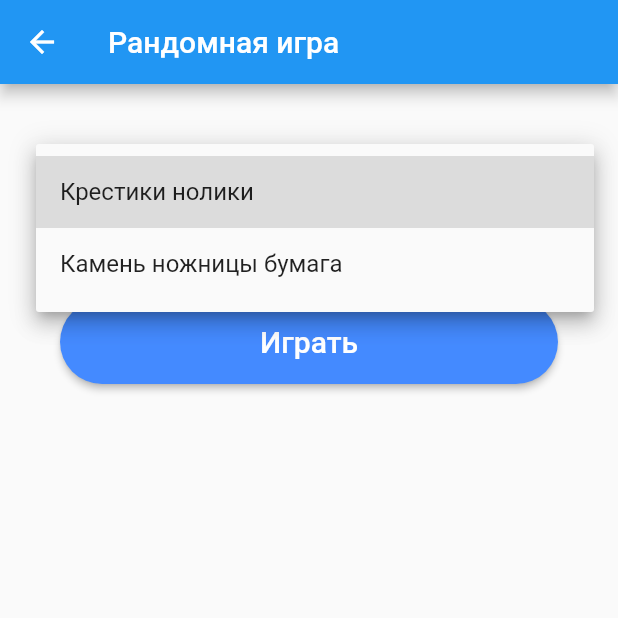
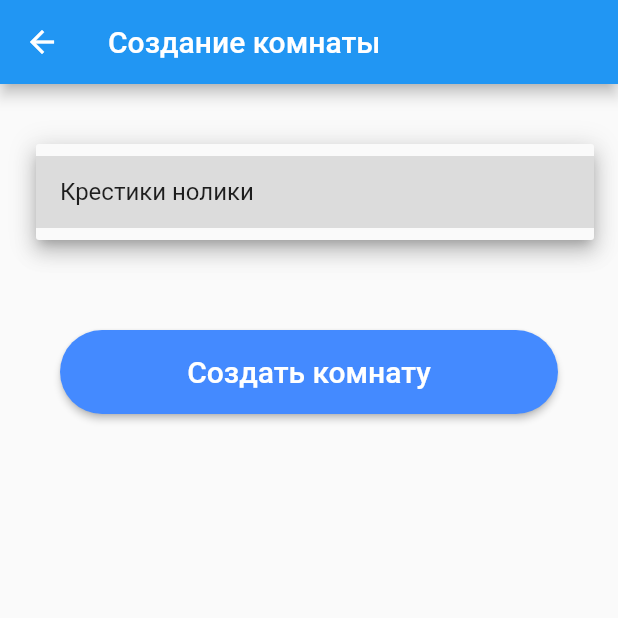
Before and after one commit to EgorBud/OC, a Flutter app: the RandomGameScreen screen opened by its route, after a tap on "Крестики нолики", on a phone screen of 412 x 824 dp, the top half of it. Run offline on Flutter 3.47's test engine with Material 2 defaults, Android fonts, the phone set to English and light mode, and no system bars; our stand-ins replace get_it.

Commit message:
турниры через рандомные игры

```diff
--- a/UltraGames/frontend/lib/providers/socket_provider.dart
+++ b/UltraGames/frontend/lib/providers/socket_provider.dart
@@ -118,6 +118,7 @@ class SocketProvider extends ChangeNotifier {
           }
         } else if (_serverResponse["task"] == "wait") {
           if (_serverResponse["response"]["code"] == 200) {
+            board = ["", "", "", "", "", "", "", "", ""];
             navigationService.navigateToAndRemove(WaitingRoomScreen.routeName);
           } else {
             showErrorMessage(_context!, _serverResponse["response"]["body"]);
--- a/UltraGames/frontend/lib/screens/random_game.dart
+++ b/UltraGames/frontend/lib/screens/random_game.dart
@@ -5,6 +5,8 @@ import 'package:frontend/locator.dart';
 import 'package:frontend/providers/socket_provider.dart';
 import 'package:frontend/services/navigation_service.dart';
 import 'package:provider/provider.dart';
+
+import 'package:frontend/providers/key_provider.dart';
 
 class RandomGameScreen extends StatefulWidget {
   RandomGameScreen({super.key});
@@ -19,16 +21,41 @@ class _RandomGameScreenState extends State<RandomGameScreen> {
   final NavigationService navigationService = locator<NavigationService>();
 
   List<CreateRoom> rooms = [
-    CreateRoom(task: "ticroom", label: "Крестики нолики"),
-    CreateRoom(task: "rpcroom", label: "Камень ножницы бумага")
+    CreateRoom(task: "tourmroom", label: "Крестики нолики"),
+    //CreateRoom(task: "rpcroom", label: "Камень ножницы бумага")
   ];
   late CreateRoom selectedItem = rooms[0];
+
+  late TextEditingController keyTextEditingController = TextEditingController();
+
+  @override
+  void initState() {
+    keyTextEditingController;
+    super.initState();
+  }
+
+  @override
+  void didChangeDependencies() {
+    super.didChangeDependencies();
+  }
+
+  @override
+  void dispose() {
+    keyTextEditingController.dispose();
+    super.dispose();
+  }
 
   @override
   Widget build(BuildContext context) {
     final socketRead = context.read<SocketProvider>();
-    return Scaffold(
-      appBar: AppBar(title: Text("Рандомная игра")),
+    final keyRead = context.read<KeyProvider>();
+
+    return GestureDetector(
+      onTap: () {
+        FocusManager.instance.primaryFocus?.unfocus();
+      },
+      child: Scaffold(
+        appBar: AppBar(title: Text("Создание комнаты")),
         body: SafeArea(
           child: SizedBox(
             width: double.infinity,
@@ -49,21 +76,66 @@ class _RandomGameScreenState extends State<RandomGameScreen> {
                             .map((item) => DropdownMenuItem<CreateRoom>(
                             value: item, child: Text(item.label)))
                             .toList(),
-                      onChanged: (item) => setState(() => selectedItem = item!),
+                        onChanged: (item) =>
+                            setState(() => selectedItem = item!),
                       ),
                     ),
+                    const SizedBox(height: 20),
+                    /*TextField(
+                      controller: keyTextEditingController,
+                      decoration: const InputDecoration(
+                        labelText: "Ключ",
+                        border: OutlineInputBorder(),
+                        floatingLabelBehavior: FloatingLabelBehavior.always,
+                      ),
+                    )*,*/
+                    Selector<KeyProvider, String>(
+                        selector: (_, keyWatch) => keyWatch.errorKey,
+                        builder: (_, errorKey, __) => errorKey != ""
+                            ? Padding(
+                          padding: const EdgeInsets.all(4),
+                          child: Row(
+                            mainAxisAlignment: MainAxisAlignment.start,
+                            children: [
+                              const SizedBox(width: 20),
+                              Text(
+                                errorKey,
+                                style: const TextStyle(color: Colors.red),
+                              ),
+                            ],
+                          ),
+                        )
+                            : Container()),
                     const SizedBox(height: 40),
                     ElevatedButton(
                       onPressed: () {
+                        if (keyTextEditingController.text.trim().isNotEmpty) {
+                          keyRead.setKeyError("");
+
                           dynamic request = {
-                        "task" : selectedItem.task,
-                        "request" : {
-                          "key" : "public_key"
+                            "task": selectedItem.task,
+                            "request": {
+                              "key": keyTextEditingController.text,
                             }
                           };
 
                           print(selectedItem.task);
+                          print(keyTextEditingController.text);
                           socketRead.write(jsonEncode(request));
+                        } else {
+                          keyRead.setKeyError("");
+
+                          dynamic request = {
+                            "task": selectedItem.task,
+                            "request": {
+                              "key": "any",
+                            }
+                          };
+
+                          print(selectedItem.task);
+                          print(keyTextEditingController.text);
+                          socketRead.write(jsonEncode(request));
+                        }
                       },
                       style: ElevatedButton.styleFrom(
                           backgroundColor: Colors.blueAccent,
@@ -72,7 +144,7 @@ class _RandomGameScreenState extends State<RandomGameScreen> {
                               borderRadius:
                               BorderRadius.all(Radius.circular(50)))),
                       child: const Text(
-                      "Играть",
+                        "Создать комнату",
                         style: TextStyle(
                           fontSize: 20,
                           color: Colors.white,
@@ -80,6 +152,7 @@ class _RandomGameScreenState extends State<RandomGameScreen> {
                       ),
                     ),
                   ],
+                ),
               ),
             ),
           ),
```
Lines whose indentation alone changed are shown as unchanged.
